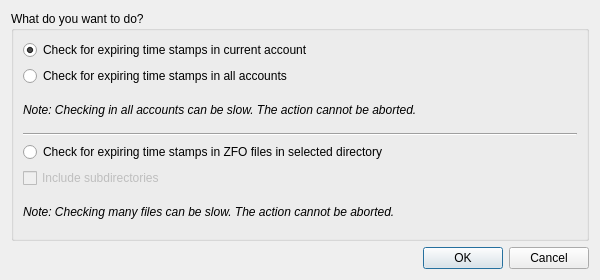
The window that src/gui/ui/dlg_timestamp_expir.ui (psakar/datovka) describes before a commit, drawn with Qt 5.
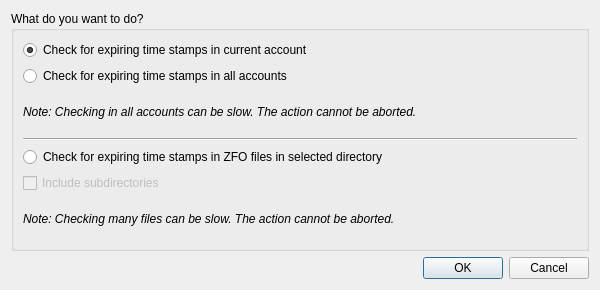
The same window after the commit.

Commit message: Enlarged the height of the expiration dialogue.

```diff
--- a/src/gui/ui/dlg_timestamp_expir.ui
+++ b/src/gui/ui/dlg_timestamp_expir.ui
@@ -7,13 +7,13 @@
     <x>0</x>
     <y>0</y>
     <width>600</width>
-    <height>280</height>
+    <height>290</height>
    </rect>
   </property>
   <property name="minimumSize">
    <size>
     <width>600</width>
-    <height>280</height>
+    <height>290</height>
    </size>
   </property>
   <property name="windowTitle">
```
